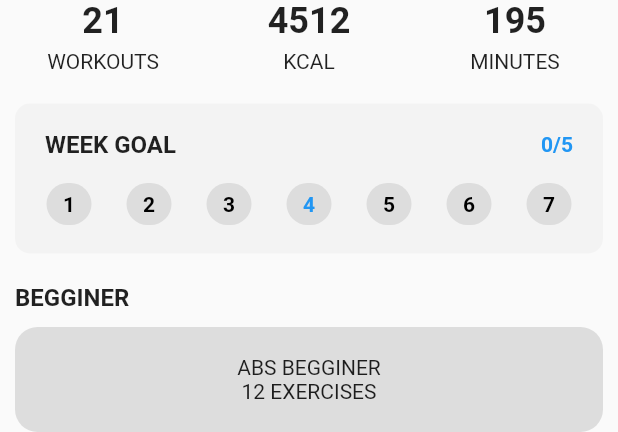
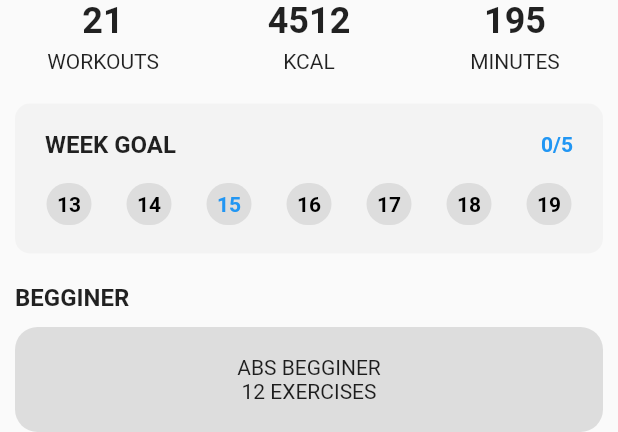
Before and after one commit to DArkIInG12/fitness, a Flutter app: what trainingWidget() shows on an empty page, opened directly, on a phone screen of 412 x 824 dp. Shown: the top 432 px of the screen. Run offline on Flutter 3.47's test engine with Material 2 defaults, Android fonts, the phone set to English and light mode, and no system bars; our stand-ins replace firebase_auth, firebase_core, firebase_messaging, firebase_storage, flutter_local_notifications, google_sign_in and 2 more; missing offline and left inert: day_night_switcher, flutter_facebook_auth; accounts and stored records are empty.

Commit message:
Actualizacion para obtener los dias de la semana actual en la feed de training

```diff
--- a/lib/widgets/training_widget.dart
+++ b/lib/widgets/training_widget.dart
@@ -4,9 +4,31 @@ import 'package:flutter/material.dart';
 
 List bodyParts = ["ABS", "CHEST", "ARM", "LEG", "SHOULDER & BACK"];
 Random number = Random();
+DateTime today = DateTime.now();
+
+getWeeksInCurrentMonth() {
+  DateTime firstDayOfMonth = DateTime(today.year, today.month, 1);
+  DateTime lastDayOfMonth = DateTime(today.year, today.month + 1, 0);
+  DateTime tempDay = firstDayOfMonth;
+
+  DateTime aux = DateTime(today.year, today.month, today.day);
+  print(aux);
+
+  print(firstDayOfMonth.day);
+  print(lastDayOfMonth.day);
+}
+
+List<int> getCurrentWeek() {
+  DateTime now = DateTime.now();
+  DateTime startOfWeek = now.subtract(Duration(days: now.weekday - 1));
+  //DateTime endOfWeek = startOfWeek.add(const Duration(days: 6));
+
+  return List.generate(
+      7, (index) => startOfWeek.add(Duration(days: index)).day);
+}
 
 Widget trainingWidget() {
-  List days = [1, 2, 3, 4, 5, 6, 7];
+  List days = getCurrentWeek();
   return Column(
     mainAxisAlignment: MainAxisAlignment.center,
     crossAxisAlignment: CrossAxisAlignment.start,
@@ -71,7 +93,6 @@ Widget trainingWidget() {
         margin: const EdgeInsets.fromLTRB(10, 0, 10, 0),
         padding: const EdgeInsets.fromLTRB(20, 18, 20, 18),
         width: double.infinity,
-        //color: Colors.grey,
         child: Column(
           children: [
             Row(
@@ -110,7 +131,9 @@ Widget trainingWidget() {
                           style: TextStyle(
                               fontSize: 14,
                               fontWeight: FontWeight.bold,
-                              color: day == 4 ? Colors.blue : Colors.black),
+                              color: day == today.day
+                                  ? Colors.blue
+                                  : Colors.black),
                         ),
                       ),
                     ),
```
